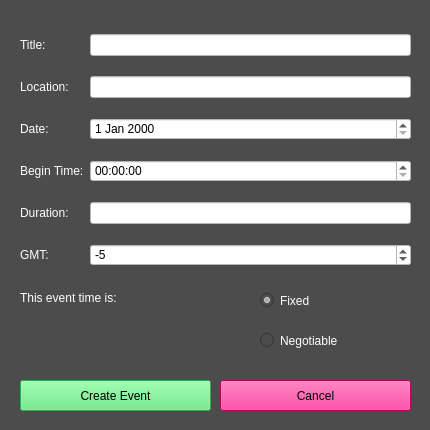
allenh1/timefuse-client, file createevent.ui: the form before one commit.
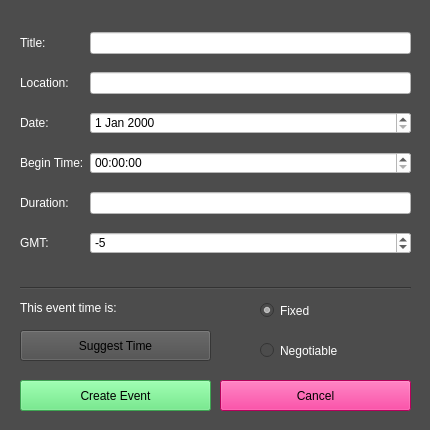
The form after the commit.

Commit message: added ui for hunter's stuff

The edit to the form file:
```diff
--- a/createevent.ui
+++ b/createevent.ui
@@ -40,7 +40,7 @@
      <x>20</x>
      <y>20</y>
      <width>391</width>
-     <height>261</height>
+     <height>251</height>
     </rect>
    </property>
    <layout class="QGridLayout" name="gridLayout_2">
@@ -194,7 +194,7 @@
    <property name="geometry">
     <rect>
      <x>20</x>
-     <y>290</y>
+     <y>300</y>
      <width>201</width>
      <height>16</height>
     </rect>
@@ -211,7 +211,7 @@
    <property name="geometry">
     <rect>
      <x>260</x>
-     <y>290</y>
+     <y>300</y>
      <width>81</width>
      <height>21</height>
     </rect>
@@ -231,7 +231,7 @@
    <property name="geometry">
     <rect>
      <x>260</x>
-     <y>330</y>
+     <y>340</y>
      <width>131</width>
      <height>21</height>
     </rect>
@@ -244,6 +244,32 @@
     <string>Negotiable</string>
    </property>
   </widget>
+  <widget class="QPushButton" name="suggest_time">
+   <property name="geometry">
+    <rect>
+     <x>20</x>
+     <y>330</y>
+     <width>191</width>
+     <height>31</height>
+    </rect>
+   </property>
+   <property name="text">
+    <string>Suggest Time</string>
+   </property>
+  </widget>
+  <widget class="Line" name="line">
+   <property name="geometry">
+    <rect>
+     <x>20</x>
+     <y>280</y>
+     <width>391</width>
+     <height>16</height>
+    </rect>
+   </property>
+   <property name="orientation">
+    <enum>Qt::Horizontal</enum>
+   </property>
+  </widget>
  </widget>
  <resources/>
  <connections/>
```
Left out of the diff: 2 changed lines with no effect on the pictures. The commit also changes 7 other files.
